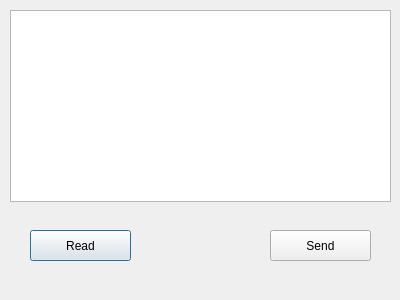
This is ui/flts/ui_notification.ui in gltn/stdm as Qt 5 draws it before an edit. The edited form follows.
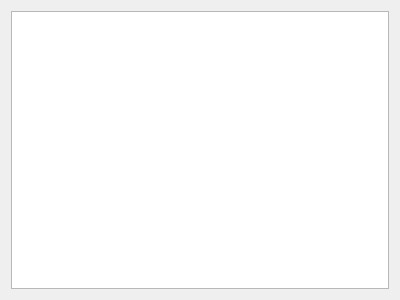
This is the edited form. Custom widgets are drawn as their Qt base class.

What changed in the file:
```diff
--- a/ui/flts/ui_notification.ui
+++ b/ui/flts/ui_notification.ui
@@ -13,43 +13,19 @@
   <property name="windowTitle">
    <string>Dialog</string>
   </property>
-  <widget class="QListWidget" name="notification_Widget">
-   <property name="geometry">
-    <rect>
-     <x>10</x>
-     <y>10</y>
-     <width>381</width>
-     <height>192</height>
-    </rect>
-   </property>
-  </widget>
-  <widget class="QPushButton" name="pushButton">
-   <property name="geometry">
-    <rect>
-     <x>30</x>
-     <y>230</y>
-     <width>101</width>
-     <height>31</height>
-    </rect>
-   </property>
-   <property name="text">
-    <string>Read</string>
-   </property>
-  </widget>
-  <widget class="QPushButton" name="pushButton_2">
-   <property name="geometry">
-    <rect>
-     <x>270</x>
-     <y>230</y>
-     <width>101</width>
-     <height>31</height>
-    </rect>
-   </property>
-   <property name="text">
-    <string>Send</string>
-   </property>
-  </widget>
+  <layout class="QGridLayout" name="gridLayout">
+   <item row="0" column="0">
+    <widget class="NotificationWidget" name="tvw_notification"/>
+   </item>
+  </layout>
  </widget>
+ <customwidgets>
+  <customwidget>
+   <class>NotificationWidget</class>
+   <extends>QTreeView</extends>
+   <header>stdm.ui.customcontrols.notification_widget</header>
+  </customwidget>
+ </customwidgets>
  <resources/>
  <connections/>
 </ui>
```
Left out of the diff: 2 changed lines with no effect on the pictures.
